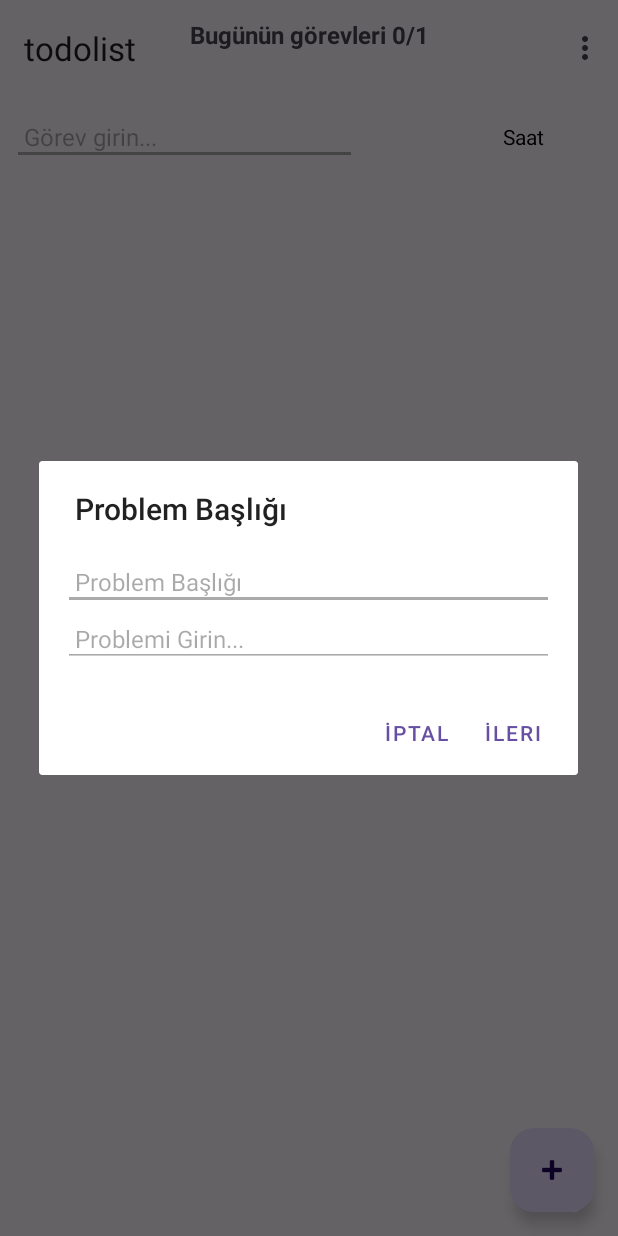
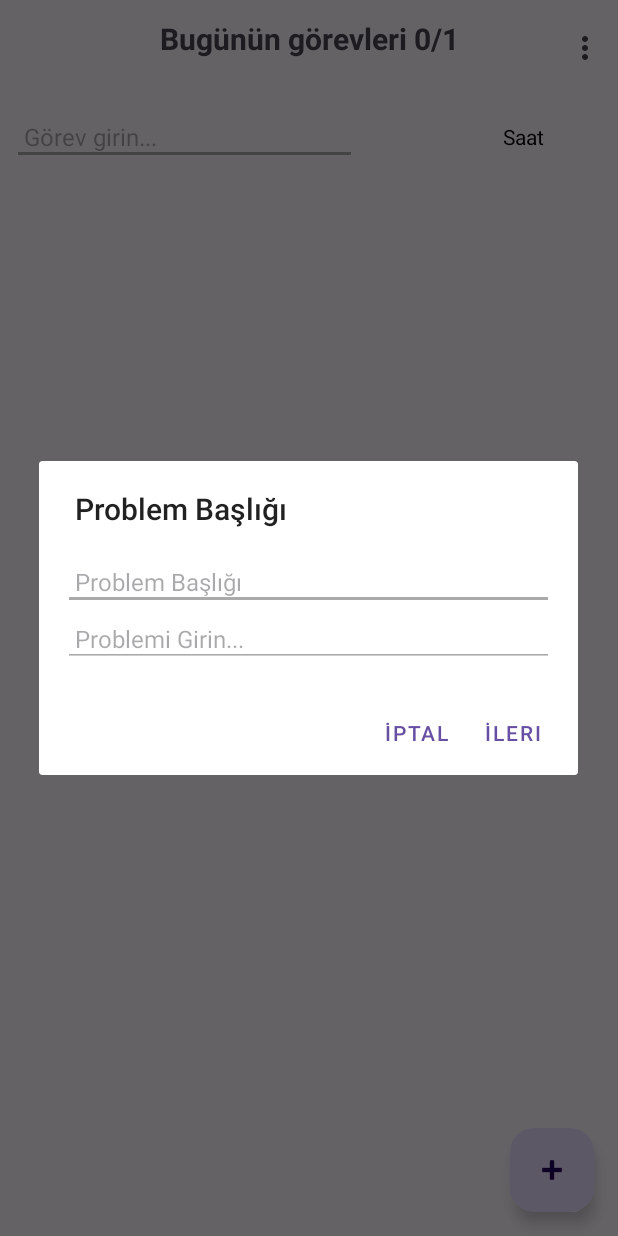
Before and after one commit to yusuf-ulgen/todolist, an Android app: the screen it shows after launch once a user with an empty profile is signed in (MainActivity), in the options menu, after a tap on "Feedback", on a phone screen of 412 x 824 dp. Run offline under Robolectric (Android 15) with nearby library versions, the light colour scheme and no system bars; our stand-ins replace Firebase (no records; nobody signed in at launch, a user with empty details on screens opened directly), Room's generated code.

Commit message:
Çözüldü :) Görev girerken saat yazısı görünmüyor Çözüldü :) birden fazla checkbox işaretleme sorununu çöz Çözüldü :) feedback kısmı gelecek (alertdialog) Çözüldü :) Settings düzenlenecek Çözüldü :) Şifre kısmı düzenlendi Çözüldü :) Saatsiz görev girilebiliyor Çözüldü :) Görev silinince uygulama çöküyor bazen onu düzelt Çözüldü :) todolist yazısı kalksın (actionbar) Çözüldü :) Pin yeri değişecek Görev istatistikleri yeri değişecek

```diff
--- a/app/src/main/java/com/example/todolist/MainActivity.kt
+++ b/app/src/main/java/com/example/todolist/MainActivity.kt
@@ -31,52 +31,47 @@ class MainActivity : AppCompatActivity() {
 
     override fun onCreate(savedInstanceState: Bundle?) {
         super.onCreate(savedInstanceState)
+
+        // Initialize view binding
+        binding = ActivityMainBinding.inflate(layoutInflater)
+        setContentView(binding.root)  // Önce binding ile setContentView'i yapın
+
+        // Hide action bar
         supportActionBar?.hide()
+
         var mAuth = FirebaseAuth.getInstance()
 
         // Firebase kullanıcı oturumu kontrolü
         val user = mAuth.currentUser
         if (user == null) {
-            // Eğer kullanıcı giriş yapmamışsa Giris ekranına yönlendir
             val intent = Intent(this, Giris::class.java)
             startActivity(intent)
-            finish() // MainActivity'yi kapat
-        } else {
-            // Kullanıcı giriş yaptıysa, MainActivity'yi aç
-            setContentView(R.layout.activity_main)
+            finish()
         }
 
-        ThemeHelper.applyTheme(ThemeHelper.loadTheme(this)) // ⬅ önce bu
-        binding = ActivityMainBinding.inflate(layoutInflater)
-        setContentView(binding.root)
+        // ThemeHelper ve diğer işlemler
+        ThemeHelper.applyTheme(ThemeHelper.loadTheme(this))
 
         setSupportActionBar(binding.toolbar)
+        supportActionBar?.setDisplayShowTitleEnabled(false)
 
-        // Room database setup
         db = AppDatabase.getDatabase(applicationContext)
         taskDao = db.taskDao()
         resetTimeDao = db.resetTimeDao()
         adapter = TaskAdapter(mutableListOf(), ::addTask, taskDao) { updateTaskStats() }
 
-        // Veritabanındaki görevleri yükle
         loadTasks()
-
-        // Resetleme saati kontrolü
-        checkResetTime()  // Resetleme saati kontrolünü yapıyoruz
+        checkResetTime()
 
         val recyclerView = binding.contentMain.todoRecyclerView
         recyclerView.layoutManager = LinearLayoutManager(this)
         recyclerView.adapter = adapter
 
-        // Drag & drop
         val itemTouchHelper = ItemTouchHelper(object : ItemTouchHelper.SimpleCallback(
             ItemTouchHelper.UP or ItemTouchHelper.DOWN,
             ItemTouchHelper.LEFT or ItemTouchHelper.RIGHT
         ) {
-            override fun onMove(
-                recyclerView: RecyclerView, viewHolder: RecyclerView.ViewHolder,
-                target: RecyclerView.ViewHolder
-            ): Boolean {
+            override fun onMove(recyclerView: RecyclerView, viewHolder: RecyclerView.ViewHolder, target: RecyclerView.ViewHolder): Boolean {
                 val from = viewHolder.adapterPosition
                 val to = target.adapterPosition
                 adapter.moveItem(from, to)
@@ -90,9 +85,9 @@ class MainActivity : AppCompatActivity() {
 
             override fun isLongPressDragEnabled(): Boolean = true
         })
-
         itemTouchHelper.attachToRecyclerView(recyclerView)
 
+        // Diğer kodlar burada
         adapter.onItemDelete = { position ->
             adapter.deleteItem(position) // Görevi sil
             updateTaskStats() // Günlük görev sayısını güncelle
@@ -103,7 +98,6 @@ class MainActivity : AppCompatActivity() {
         }
 
         binding.fab.setOnClickListener {
-            Log.d("MainActivity", "FAB clicked")
             val newTask = Task(content = "", time = "")  // Zorunlu saat girmeyi kaldırdık
             addTask(newTask)
         }
@@ -122,37 +116,28 @@ class MainActivity : AppCompatActivity() {
 
     private fun addTask(task: Task) {
         GlobalScope.launch(Dispatchers.IO) {
-            // Eğer saatsiz görev değilse (yani zaman belirtilmişse)
             if (task.time.isNotBlank() && task.time != "Saat") {
-                // Veritabanında aynı saatte görev olup olmadığını kontrol et
                 val existingTask = taskDao.getTaskByTime(task.time)
-
-                // Eğer o saatte başka bir görev varsa
                 if (existingTask != null) {
-                    // Kullanıcıya uyarı mesajı göster
                     runOnUiThread {
                         Toast.makeText(this@MainActivity, "Bu saatte zaten bir görev var!", Toast.LENGTH_SHORT).show()
                     }
                 } else {
-                    // Eğer o saatte görev yoksa, yeni görevi ekle
                     taskDao.insertTask(task)
                     loadTasks() // Veritabanını yeniden yükle
                 }
             } else {
-                // Eğer saatsiz görevse, zaman kontrolü yapmadan ekle
                 taskDao.insertTask(task)
                 loadTasks() // Veritabanını yeniden yükle
             }
         }
     }
 
-    // Günlük görev sayısını güncelleyen fonksiyon
     private fun updateTaskStats() {
         val total = tasks.size // Toplam görev sayısı
         val done = tasks.count { it.isChecked } // Tamamlanan görev sayısı
         binding.taskStatsTextView.text = "Bugünün görevleri $done/$total"
     }
-
 
     override fun onCreateOptionsMenu(menu: Menu): Boolean {
         menuInflater.inflate(R.menu.menu_main, menu)
@@ -179,14 +164,13 @@ class MainActivity : AppCompatActivity() {
     }
 
     private fun logOut() {
-        FirebaseAuth.getInstance().signOut()  // Firebase ile çıkış yap
-        val intent = Intent(this, Giris::class.java) // Giris Activity'sine yönlendir
+        FirebaseAuth.getInstance().signOut()
+        val intent = Intent(this, Giris::class.java)
         startActivity(intent)
-        finish() // MainActivity'yi kapat
+        finish()
     }
 
     private fun showFeedbackDialog() {
-        // Geri bildirim formu için ilk dialog
         val dialogView = layoutInflater.inflate(R.layout.feedback_dialog, null)
         val titleEditText = dialogView.findViewById<EditText>(R.id.feedbackTitleEditText)
         val messageEditText = dialogView.findViewById<EditText>(R.id.feedbackMessageEditText)
@@ -195,7 +179,6 @@ class MainActivity : AppCompatActivity() {
             .setTitle("Problem Başlığı")
             .setView(dialogView)
             .setPositiveButton("İleri") { _, _ ->
-                // Başlık ve açıklama kontrolü
                 val title = titleEditText.text.toString().trim()
                 val message = messageEditText.text.toString().trim()
 
@@ -209,11 +192,10 @@ class MainActivity : AppCompatActivity() {
                     return@setPositiveButton
                 }
 
-                // Eğer başlık ve açıklama doluysa, ikinci dialogu göster
                 showSubmitFeedbackDialog(title, message)
             }
             .setNegativeButton("İptal") { dialogInterface, _ ->
-                dialogInterface.dismiss()  // Dialogu kapat
+                dialogInterface.dismiss()
             }
             .create()
 
@@ -221,22 +203,14 @@ class MainActivity : AppCompatActivity() {
     }
 
     private fun showSubmitFeedbackDialog(title: String, message: String) {
-        // İkinci dialog - Geri bildirimi göndermek için
         val submitDialog = AlertDialog.Builder(this)
             .setTitle("Geri Bildirim")
             .setMessage("Başlık: $title\nProblem: $message\n\nGöndermek istiyor musunuz?")
             .setPositiveButton("Gönder") { _, _ ->
-                // Geri bildirimi işleme koyabiliriz burada
-                // Burada örnek olarak bir Toast mesajı gösteriyoruz
                 Toast.makeText(this, "Geri bildiriminiz gönderildi!", Toast.LENGTH_SHORT).show()
-
-                // Geri bildirim gönderildikten sonra yapılacak işlemler:
-                // - Veritabanına kaydedilebilir.
-                // - E-posta gönderilebilir.
-                // - vb.
             }
             .setNegativeButton("İptal") { dialogInterface, _ ->
-                dialogInterface.dismiss()  // Dialogu kapat
+                dialogInterface.dismiss()
             }
             .create()
 
@@ -250,9 +224,7 @@ class MainActivity : AppCompatActivity() {
             val currentHour = currentTime.get(Calendar.HOUR_OF_DAY)
             val currentMinute = currentTime.get(Calendar.MINUTE)
 
-            // Saat geldi mi kontrol et
             if (currentHour == resetTime.resetHour && currentMinute == resetTime.resetMinute) {
-                // Saat geldi, tüm görevlerin isChecked durumunu sıfırla
                 val tasks = taskDao.getAllTasks()
                 tasks.forEach { task ->
                     task.isChecked = false
@@ -276,21 +248,17 @@ class MainActivity : AppCompatActivity() {
         GlobalScope.launch(Dispatchers.IO) {
             val resetTime = resetTimeDao.getResetTime() // Reset saati veritabanından al
 
-            // Veritabanı boşsa, işlemi güvenli bir şekilde kontrol et
             if (resetTime != null) {
                 val currentTime = Calendar.getInstance()
                 val currentHour = currentTime.get(Calendar.HOUR_OF_DAY)
                 val currentMinute = currentTime.get(Calendar.MINUTE)
 
-                // Saat geldi mi kontrol et
                 if (currentHour == resetTime.resetHour && currentMinute == resetTime.resetMinute) {
                     resetTasks() // Eğer saat geldiyse görevleri sıfırla
                 }
             } else {
-                // Eğer resetTime null dönerse, kullanıcıya uyarı verebiliriz veya varsayılan bir işlem yapabiliriz
                 Log.w("MainActivity", "Reset time not found in the database.")
             }
         }
     }
-
 }
--- a/app/src/main/java/com/example/todolist/NotificationReceiver.kt
+++ b/app/src/main/java/com/example/todolist/NotificationReceiver.kt
@@ -5,7 +5,6 @@ import android.content.Context
 import android.content.Intent
 import android.app.NotificationChannel
 import android.app.NotificationManager
-import android.app.PendingIntent
 import android.os.Build
 import androidx.core.app.NotificationCompat
 
--- a/app/src/main/java/com/example/todolist/ResetTime.kt
+++ b/app/src/main/java/com/example/todolist/ResetTime.kt
@@ -1,6 +1,5 @@
 package com.example.todolist
 
-import androidx.room.ColumnInfo
 import androidx.room.Entity
 import androidx.room.PrimaryKey
 
--- a/app/src/main/java/com/example/todolist/ResetTimeActivity.kt
+++ b/app/src/main/java/com/example/todolist/ResetTimeActivity.kt
@@ -3,8 +3,6 @@ package com.example.todolist
 import android.os.Bundle
 import android.widget.Toast
 import androidx.appcompat.app.AppCompatActivity
-import androidx.core.view.ViewCompat
-import androidx.core.view.WindowInsetsCompat
 import com.example.todolist.databinding.ActivityResetTimeBinding
 import kotlinx.coroutines.Dispatchers
 import kotlinx.coroutines.GlobalScope
--- a/app/src/main/res/layout/activity_main.xml
+++ b/app/src/main/res/layout/activity_main.xml
@@ -37,7 +37,7 @@
         android:layout_width="match_parent"
         android:layout_height="wrap_content"
         android:text="Bugünün görevleri 0/0"
-        android:textSize="16sp"
+        android:textSize="20sp"
         android:textStyle="bold"
         android:gravity="center"
         android:padding="12dp"
--- a/app/src/main/res/layout/item_task.xml
+++ b/app/src/main/res/layout/item_task.xml
@@ -34,24 +34,47 @@
         app:layout_constraintTop_toTopOf="parent"
         app:layout_constraintBottom_toBottomOf="parent" />
 
-    <!-- Görev Yazısı -->
-    <EditText
-        android:id="@+id/taskEditText"
+    <!-- Görev metni ve Pin ikonu bir arada olacak container -->
+    <FrameLayout
+        android:id="@+id/taskFrame"
         android:layout_width="0dp"
         android:layout_height="wrap_content"
-        android:ellipsize="end"
-        android:maxLines="1"
-        android:singleLine="true"
-        android:hint="Görev girin..."
-        android:backgroundTint="@android:color/darker_gray"
-        android:padding="8dp"
-        android:textSize="16sp"
-        android:imeOptions="actionDone"
-        android:inputType="textCapSentences|text"
         app:layout_constraintStart_toEndOf="@id/taskCheckBox"
         app:layout_constraintTop_toTopOf="parent"
         app:layout_constraintBottom_toBottomOf="parent"
-        app:layout_constraintWidth_percent="0.58" />
+        app:layout_constraintWidth_percent="0.58">
+
+        <!-- Görev Yazısı: Varsayılan paddingStart sabit, pin eklenince dinamik olarak adapter içinde artırılacak -->
+        <EditText
+            android:id="@+id/taskEditText"
+            android:layout_width="match_parent"
+            android:layout_height="wrap_content"
+            android:ellipsize="end"
+            android:maxLines="1"
+            android:scrollbars="vertical"
+            android:singleLine="true"
+            android:hint="Görev girin..."
+            android:backgroundTint="@android:color/darker_gray"
+            android:paddingStart="8dp"
+            android:paddingTop="8dp"
+            android:paddingBottom="8dp"
+            android:paddingEnd="8dp"
+            android:textSize="16sp"
+            android:imeOptions="actionDone"
+            android:inputType="textCapSentences|text" />
+
+        <!-- Pin Ikonu: EditText içine overlay -->
+        <ImageView
+            android:id="@+id/pinIcon"
+            android:layout_width="20dp"
+            android:layout_height="20dp"
+            android:layout_gravity="start|center_vertical"
+            android:layout_marginStart="4dp"
+            android:contentDescription="Pin Icon"
+            android:src="@drawable/ic"
+            android:visibility="gone" />
+
+    </FrameLayout>
 
     <!-- Saat -->
     <TextView
@@ -64,24 +87,10 @@
         android:textColor="@android:color/black"
         android:backgroundTint="@android:color/darker_gray"
         android:padding="8dp"
-        app:layout_constraintStart_toEndOf="@id/taskEditText"
+        app:layout_constraintStart_toEndOf="@id/taskFrame"
         app:layout_constraintEnd_toEndOf="parent"
         app:layout_constraintTop_toTopOf="parent"
         app:layout_constraintBottom_toBottomOf="parent"
         app:layout_constraintWidth_percent="0.25" />
 
-    <ImageView
-        android:id="@+id/pinIcon"
-        android:layout_width="20dp"
-        android:layout_height="20dp"
-        android:layout_marginStart="4dp"
-        android:layout_marginEnd="4dp"
-        android:contentDescription="Pin Icon"
-        android:src="@drawable/ic"
-        android:visibility="gone"
-        app:layout_constraintBottom_toBottomOf="parent"
-        app:layout_constraintEnd_toStartOf="@id/timeTextView"
-        app:layout_constraintStart_toEndOf="@id/taskEditText"
-        app:layout_constraintTop_toTopOf="parent" />
-
 </androidx.constraintlayout.widget.ConstraintLayout>
--- a/app/src/main/res/menu/menu_main.xml
+++ b/app/src/main/res/menu/menu_main.xml
@@ -9,14 +9,15 @@
         app:showAsAction="never" />
 
     <item
-        android:id="@+id/action_logout"
-        android:title="Log out"
+        android:id="@+id/action_feedback"
+        android:title="Feedback"
         android:orderInCategory="101"
         app:showAsAction="never" />
 
     <item
-        android:id="@+id/action_feedback"
-        android:title="Feedback"
+        android:id="@+id/action_logout"
+        android:title="Log out"
         android:orderInCategory="102"
         app:showAsAction="never" />
+
 </menu>
--- a/app/src/main/res/values/dimens.xml
+++ b/app/src/main/res/values/dimens.xml
@@ -1,3 +1,5 @@
 <resources>
     <dimen name="fab_margin">16dp</dimen>
+    <dimen name="padding_default">8dp</dimen>
+    <dimen name="padding_extra">24dp</dimen>
 </resources>
```
Also changed, not shown: app/src/main/java/com/example/todolist/TaskAdapter.kt (+69 -59 lines).
